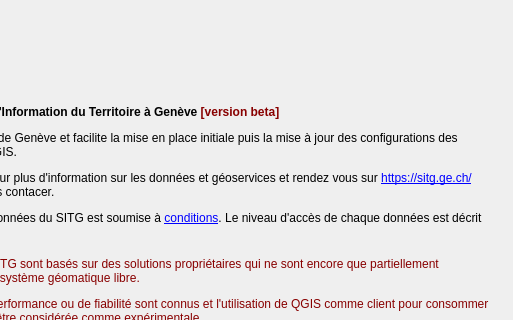
First picture: the form in qsitg/qsitg_dialog_base.ui, repository republique-et-canton-de-geneve/sitg-qgis-plugin, before the edit; both pictures show x 206 to 719 and y 0 to 320 of the 719 by 497 pixel window.
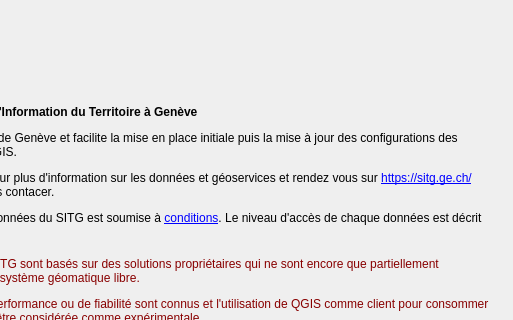
Second picture: the form after the edit. Icons and pictures are not drawn.

Commit message: remove leftovers mentions of beta

Diff of the .ui file:
```diff
--- a/qsitg/qsitg_dialog_base.ui
+++ b/qsitg/qsitg_dialog_base.ui
@@ -55,7 +55,7 @@
       <item>
        <widget class="QLabel" name="label">
         <property name="text">
-         <string>&lt;html&gt;&lt;head/&gt;&lt;body&gt;&lt;p&gt;&lt;span style=&quot; font-weight:600;&quot;&gt;Plugin officiel du Système d'Information du Territoire à Genève &lt;/span&gt;&lt;span style=&quot; font-weight:600; color:#880000;&quot;&gt;[version beta]&lt;/span&gt;&lt;/p&gt;&lt;p&gt;Ce plugin est publié par l'État de Genève et facilite la mise en place initiale puis la mise à jour des configurations des géoservices du SITG dans QGIS.&lt;/p&gt;&lt;p&gt;Consultez &lt;a href=&quot;https://sitg.ge.ch&quot;&gt;&lt;span style=&quot; text-decoration: underline; color:#0000ff;&quot;&gt;https://sitg.ge.ch&lt;/span&gt;&lt;/a&gt; pour plus d'information sur les données et géoservices et rendez vous sur &lt;a href=&quot;https://sitg.ge.ch/contact&quot;&gt;&lt;span style=&quot; text-decoration: underline; color:#0000ff;&quot;&gt;https://sitg.ge.ch/contact&lt;/span&gt;&lt;/a&gt; si vous souhaitez nous contacer.&lt;/p&gt;&lt;p&gt;&lt;span style=&quot; font-weight:600;&quot;&gt;Important !&lt;/span&gt; L'utilisation des données du SITG est soumise à &lt;a href=&quot;https://sitg.ge.ch/ressources/conditions-utilisation-donnees&quot;&gt;&lt;span style=&quot; text-decoration: underline; color:#0000ff;&quot;&gt;conditions&lt;/span&gt;&lt;/a&gt;. Le niveau d'accès de chaque données est décrit dans le &lt;a href=&quot;https://sitg.ge.ch&quot;&gt;&lt;span style=&quot; text-decoration: underline; color:#0000ff;&quot;&gt;catalogue web&lt;/span&gt;&lt;/a&gt;.&lt;/p&gt;&lt;/body&gt;&lt;/html&gt;</string>
+         <string>&lt;html&gt;&lt;head/&gt;&lt;body&gt;&lt;p&gt;&lt;span style=&quot; font-weight:600;&quot;&gt;Plugin officiel du Système d'Information du Territoire à Genève &lt;/span&gt;&lt;/p&gt;&lt;p&gt;Ce plugin est publié par l'État de Genève et facilite la mise en place initiale puis la mise à jour des configurations des géoservices du SITG dans QGIS.&lt;/p&gt;&lt;p&gt;Consultez &lt;a href=&quot;https://sitg.ge.ch&quot;&gt;&lt;span style=&quot; text-decoration: underline; color:#0000ff;&quot;&gt;https://sitg.ge.ch&lt;/span&gt;&lt;/a&gt; pour plus d'information sur les données et géoservices et rendez vous sur &lt;a href=&quot;https://sitg.ge.ch/contact&quot;&gt;&lt;span style=&quot; text-decoration: underline; color:#0000ff;&quot;&gt;https://sitg.ge.ch/contact&lt;/span&gt;&lt;/a&gt; si vous souhaitez nous contacer.&lt;/p&gt;&lt;p&gt;&lt;span style=&quot; font-weight:600;&quot;&gt;Important !&lt;/span&gt; L'utilisation des données du SITG est soumise à &lt;a href=&quot;https://sitg.ge.ch/ressources/conditions-utilisation-donnees&quot;&gt;&lt;span style=&quot; text-decoration: underline; color:#0000ff;&quot;&gt;conditions&lt;/span&gt;&lt;/a&gt;. Le niveau d'accès de chaque données est décrit dans le &lt;a href=&quot;https://sitg.ge.ch&quot;&gt;&lt;span style=&quot; text-decoration: underline; color:#0000ff;&quot;&gt;catalogue web&lt;/span&gt;&lt;/a&gt;.&lt;/p&gt;&lt;/body&gt;&lt;/html&gt;</string>
         </property>
         <property name="textFormat">
          <enum>Qt::RichText</enum>
```
The commit also changes 2 other files.
